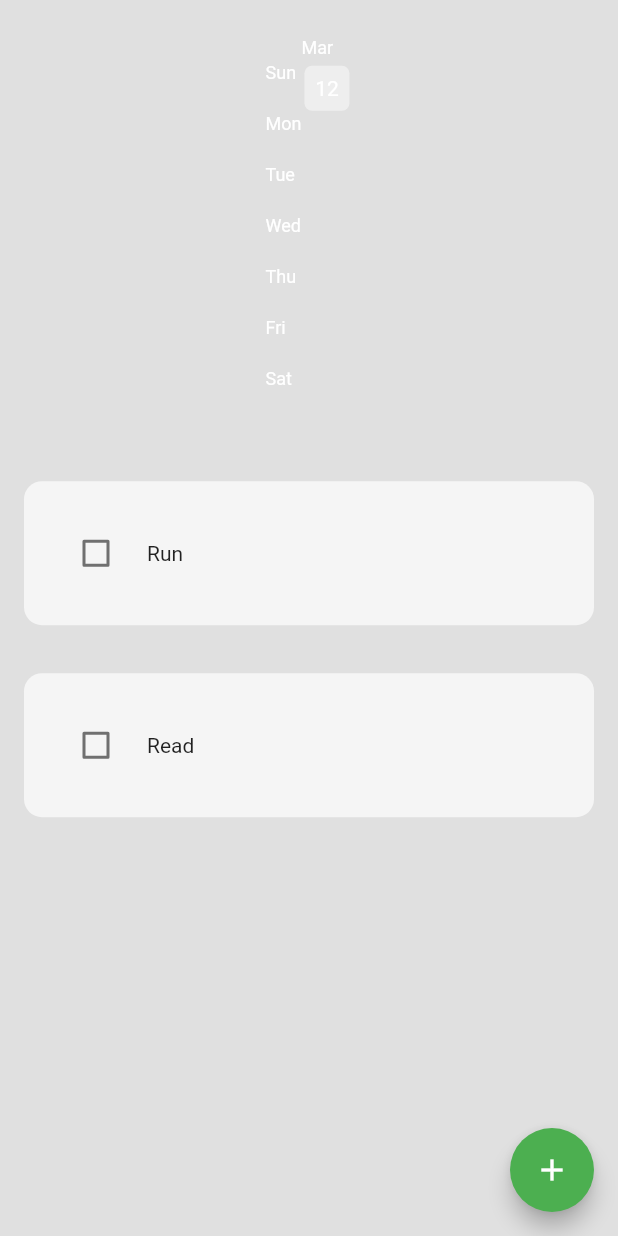
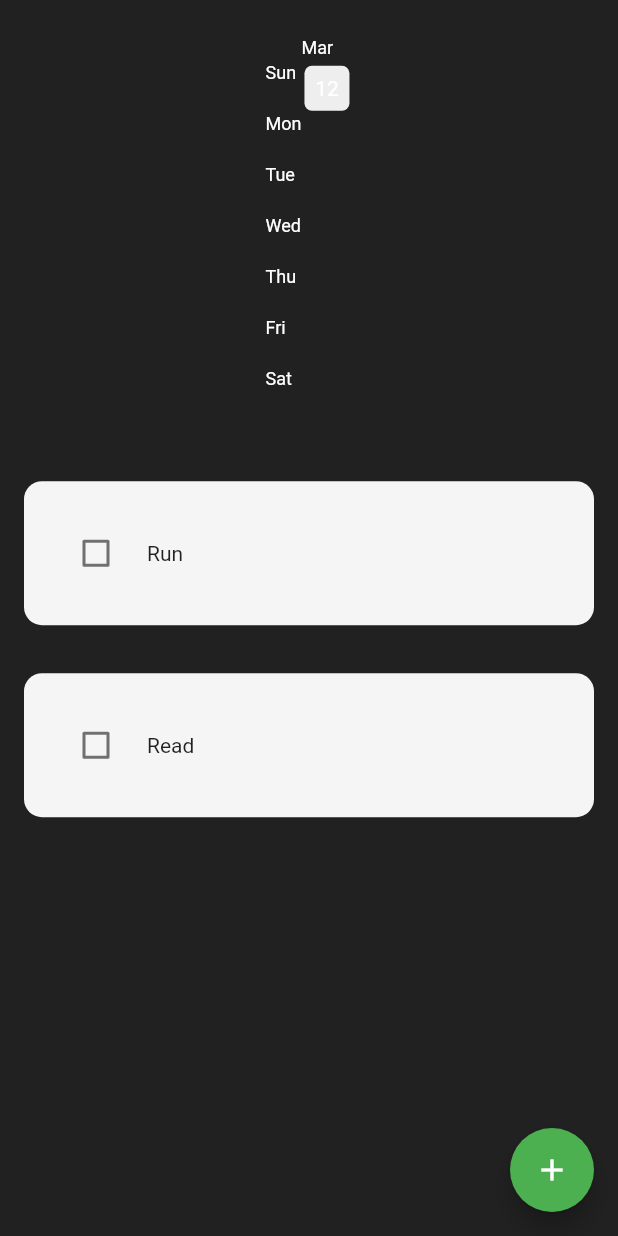
Before and after one commit to Aryn1204/HabitTracker, a Flutter app: the screen it shows after launch, on a phone screen of 412 x 824 dp. Run offline on Flutter 3.47's test engine with Material 2 defaults, Android fonts, the phone set to English and light mode, and no system bars; drawn by our look-alikes of flutter_heatmap_calendar, flutter_slidable; our stand-ins replace hive_flutter; accounts and stored records are empty.

Commit message:
colors changed

```diff
--- a/lib/pages/home_page.dart
+++ b/lib/pages/home_page.dart
@@ -100,7 +100,7 @@ class _HomePageState extends State<HomePage> {
       floatingActionButton: MyFloatingActionButton(
         onPressed: createNewHabit,
       ),
-        backgroundColor: Colors.grey[300],
+        backgroundColor: Colors.grey[900],
         body: ListView(
           children: [
             MonthlySummary(datasets: db.heatMapDataSet,startDate:_myBox.get("START_DATE") ,),
```
Also changed, not shown: 1 other file.
